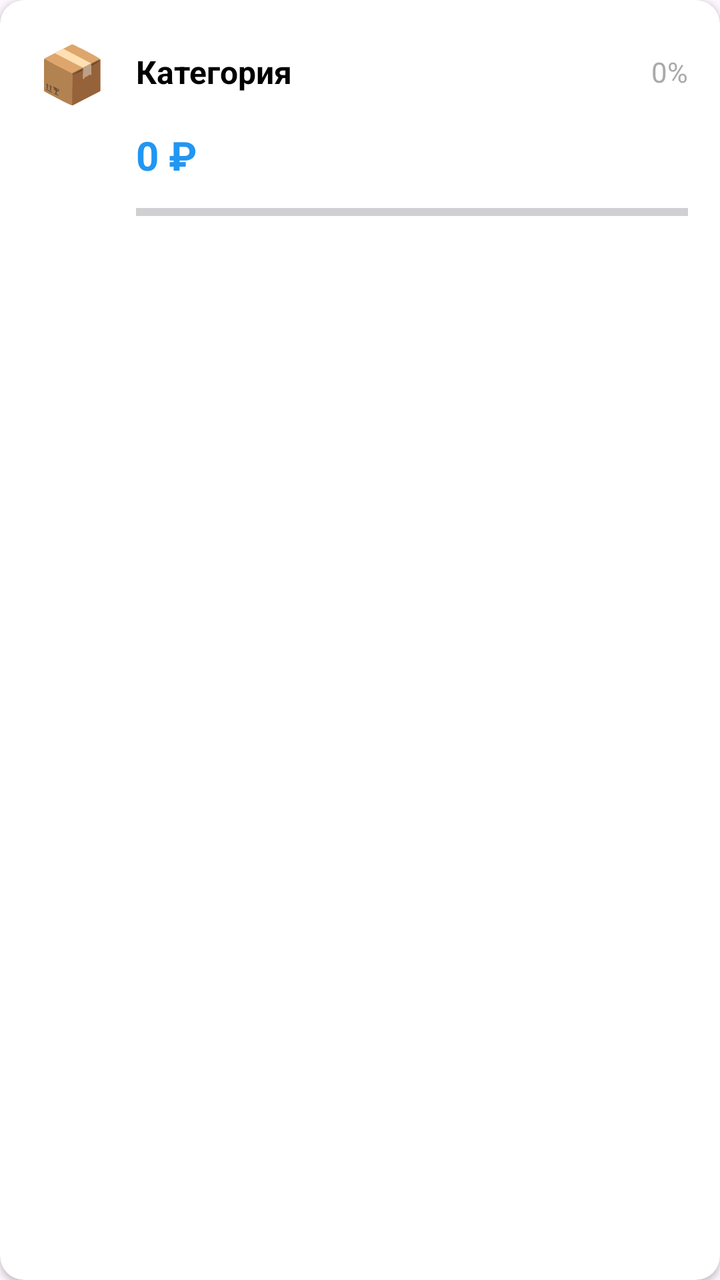
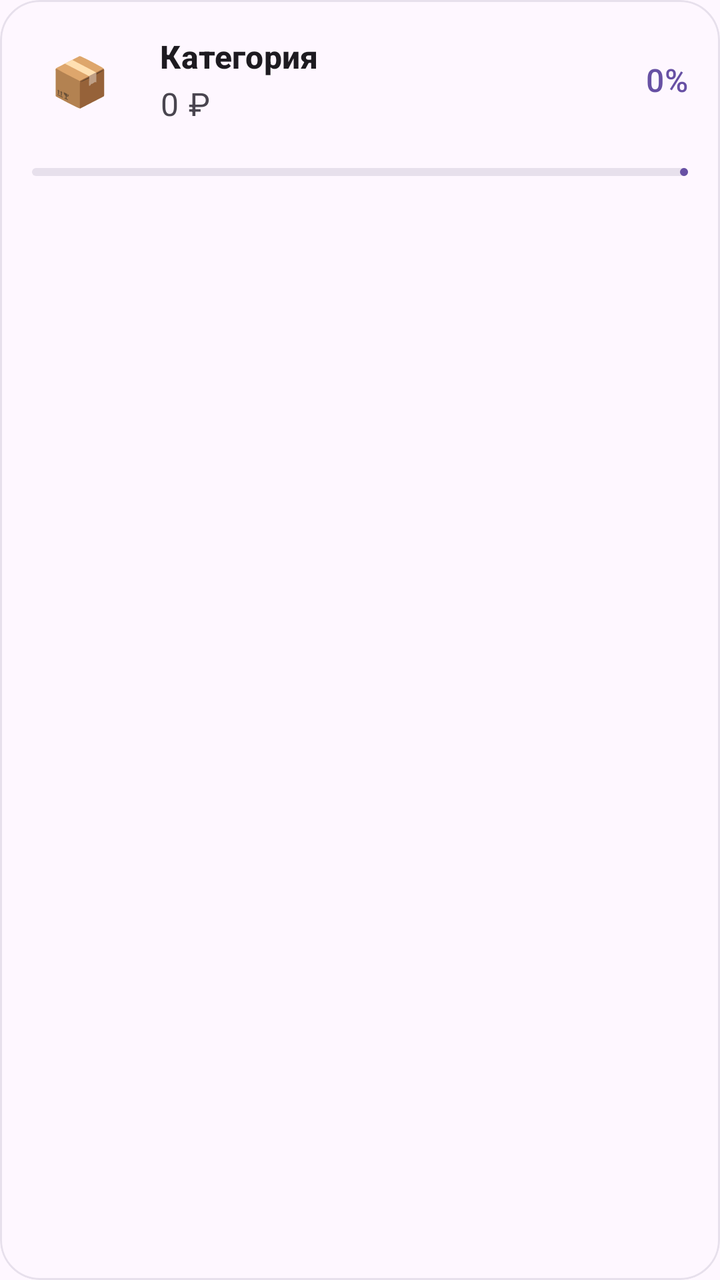

The first picture is an Android layout as it rendered before a commit; the second is the same layout after the commit. The layout source and the unified diff follow.
<!-- AndroidManifest.xml: application theme Theme.MoneyHelper -->
<!-- res/layout/item_category.xml -->
<?xml version="1.0" encoding="utf-8"?>
<androidx.cardview.widget.CardView xmlns:android="http://schemas.android.com/apk/res/android"
    xmlns:app="http://schemas.android.com/apk/res-auto"
    android:layout_width="match_parent"
    android:layout_height="wrap_content"
    android:layout_margin="8dp"
    app:cardCornerRadius="12dp"
    app:cardElevation="2dp"
    android:foreground="?attr/selectableItemBackground">

    <LinearLayout
        android:layout_width="match_parent"
        android:layout_height="wrap_content"
        android:orientation="vertical"
        android:padding="16dp">

        <LinearLayout
            android:layout_width="match_parent"
            android:layout_height="wrap_content"
            android:orientation="horizontal"
            android:gravity="center_vertical">

            <TextView
                android:id="@+id/iconTextView"
                android:layout_width="40dp"
                android:layout_height="40dp"
                android:text="📦"
                android:textSize="28sp"
                android:gravity="center"
                android:layout_marginEnd="12dp"/>

            <TextView
                android:id="@+id/categoryNameTextView"
                android:layout_width="0dp"
                android:layout_height="wrap_content"
                android:layout_weight="1"
                android:text="Категория"
                android:textSize="16sp"
                android:textStyle="bold"
                android:textColor="@android:color/black"/>

            <TextView
                android:id="@+id/percentageTextView"
                android:layout_width="wrap_content"
                android:layout_height="wrap_content"
                android:text="0%"
                android:textSize="14sp"
                android:textColor="@android:color/darker_gray"
                android:layout_marginStart="8dp"/>

        </LinearLayout>

        <TextView
            android:id="@+id/expenseTextView"
            android:layout_width="wrap_content"
            android:layout_height="wrap_content"
            android:text="0 ₽"
            android:textSize="20sp"
            android:textStyle="bold"
            android:textColor="#2196F3"
            android:layout_marginTop="8dp"
            android:layout_marginStart="52dp"/>

        <LinearLayout
            android:layout_width="match_parent"
            android:layout_height="wrap_content"
            android:orientation="horizontal"
            android:layout_marginTop="4dp"
            android:layout_marginStart="52dp">

            <TextView
                android:id="@+id/budgetTextView"
                android:layout_width="0dp"
                android:layout_height="wrap_content"
                android:layout_weight="1"
                android:text="Бюджет: 0 ₽"
                android:textSize="14sp"
                android:textColor="@android:color/darker_gray"
                android:visibility="gone"/>

            <TextView
                android:id="@+id/differenceTextView"
                android:layout_width="wrap_content"
                android:layout_height="wrap_content"
                android:text="±0 ₽"
                android:textSize="14sp"
                android:textStyle="bold"
                android:visibility="gone"/>

        </LinearLayout>

        <ProgressBar
            android:id="@+id/budgetProgressBar"
            style="?android:attr/progressBarStyleHorizontal"
            android:layout_width="match_parent"
            android:layout_height="6dp"
            android:layout_marginTop="8dp"
            android:layout_marginStart="52dp"
            android:max="100"
            android:progress="0"
            android:visibility="visible"/>

    </LinearLayout>

</androidx.cardview.widget.CardView>
<!-- resources referenced by this layout -->
<resources>
  <style name="Theme.MoneyHelper" parent="Base.Theme.MoneyHelper" />
  <style name="Base.Theme.MoneyHelper" parent="Theme.Material3.DayNight.NoActionBar">
          
          
      </style>
</resources>

<!-- the commit's change to res/layout/item_category.xml (unified diff, before → after) -->
@@ -1,12 +1,18 @@
 <?xml version="1.0" encoding="utf-8"?>
-<androidx.cardview.widget.CardView xmlns:android="http://schemas.android.com/apk/res/android"
+<com.google.android.material.card.MaterialCardView
+    xmlns:android="http://schemas.android.com/apk/res/android"
     xmlns:app="http://schemas.android.com/apk/res-auto"
     android:layout_width="match_parent"
     android:layout_height="wrap_content"
-    android:layout_margin="8dp"
-    app:cardCornerRadius="12dp"
-    app:cardElevation="2dp"
-    android:foreground="?attr/selectableItemBackground">
+    android:layout_marginHorizontal="16dp"
+    android:layout_marginVertical="6dp"
+    app:cardCornerRadius="20dp"
+    app:cardElevation="0dp"
+    app:strokeWidth="1dp"
+    app:strokeColor="?attr/colorSurfaceVariant"
+    app:cardBackgroundColor="?attr/colorSurface"
+    android:clickable="true"
+    android:focusable="true">
 
     <LinearLayout
         android:layout_width="match_parent"
@@ -20,46 +26,56 @@
             android:orientation="horizontal"
             android:gravity="center_vertical">
 
-            <TextView
-                android:id="@+id/iconTextView"
-                android:layout_width="40dp"
-                android:layout_height="40dp"
-                android:text="📦"
-                android:textSize="28sp"
-                android:gravity="center"
-                android:layout_marginEnd="12dp"/>
+            
+            <FrameLayout
+                android:layout_width="48dp"
+                android:layout_height="48dp"
+                android:layout_marginEnd="16dp">
 
-            <TextView
-                android:id="@+id/categoryNameTextView"
+                <TextView
+                    android:id="@+id/iconTextView"
+                    android:layout_width="match_parent"
+                    android:layout_height="match_parent"
+                    android:text="📦"
+                    android:textSize="24sp"
+                    android:gravity="center"/>
+            </FrameLayout>
+
+            <LinearLayout
                 android:layout_width="0dp"
                 android:layout_height="wrap_content"
                 android:layout_weight="1"
-                android:text="Категория"
-                android:textSize="16sp"
-                android:textStyle="bold"
-                android:textColor="@android:color/black"/>
+                android:orientation="vertical">
+
+                <TextView
+                    android:id="@+id/categoryNameTextView"
+                    android:layout_width="match_parent"
+                    android:layout_height="wrap_content"
+                    android:text="Категория"
+                    android:textAppearance="?attr/textAppearanceTitleMedium"
+                    android:textColor="?attr/colorOnSurface"
+                    android:textStyle="bold"/>
+
+                <TextView
+                    android:id="@+id/expenseTextView"
+                    android:layout_width="match_parent"
+                    android:layout_height="wrap_content"
+                    android:text="0 ₽"
+                    android:textAppearance="?attr/textAppearanceBodyLarge"
+                    android:textColor="?attr/colorOnSurfaceVariant"
+                    android:layout_marginTop="2dp"/>
+            </LinearLayout>
 
             <TextView
                 android:id="@+id/percentageTextView"
                 android:layout_width="wrap_content"
                 android:layout_height="wrap_content"
                 android:text="0%"
-                android:textSize="14sp"
-                android:textColor="@android:color/darker_gray"
-                android:layout_marginStart="8dp"/>
+                android:textAppearance="?attr/textAppearanceTitleMedium"
+                android:textColor="?attr/colorPrimary"/>
 
         </LinearLayout>
 
-        <TextView
-            android:id="@+id/expenseTextView"
-            android:layout_width="wrap_content"
-            android:layout_height="wrap_content"
-            android:text="0 ₽"
-            android:textSize="20sp"
-            android:textStyle="bold"
-            android:textColor="#2196F3"
-            android:layout_marginTop="8dp"
-            android:layout_marginStart="52dp"/>
 
         <LinearLayout
             android:layout_width="match_parent"
@@ -88,18 +104,16 @@
                 android:visibility="gone"/>
 
         </LinearLayout>
-
-        <ProgressBar
+        <com.google.android.material.progressindicator.LinearProgressIndicator
             android:id="@+id/budgetProgressBar"
-            style="?android:attr/progressBarStyleHorizontal"
             android:layout_width="match_parent"
-            android:layout_height="6dp"
-            android:layout_marginTop="8dp"
-            android:layout_marginStart="52dp"
+            android:layout_height="wrap_content"
+            android:layout_marginTop="16dp"
+            app:trackCornerRadius="4dp"
+            app:indicatorColor="?attr/colorPrimary"
+            app:trackColor="?attr/colorSurfaceVariant"
             android:max="100"
-            android:progress="0"
-            android:visibility="visible"/>
+            android:progress="0" />
 
     </LinearLayout>
-
-</androidx.cardview.widget.CardView>
+</com.google.android.material.card.MaterialCardView>
